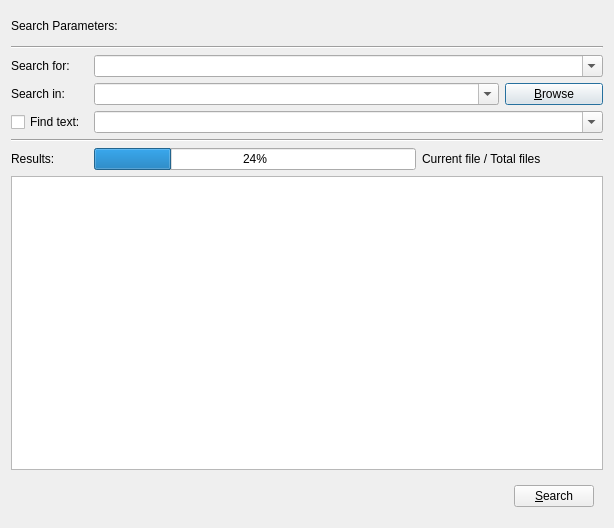
First picture: the form in findfilesdialog.ui, repository iliedanila/QtFileBrowser, before the edit.
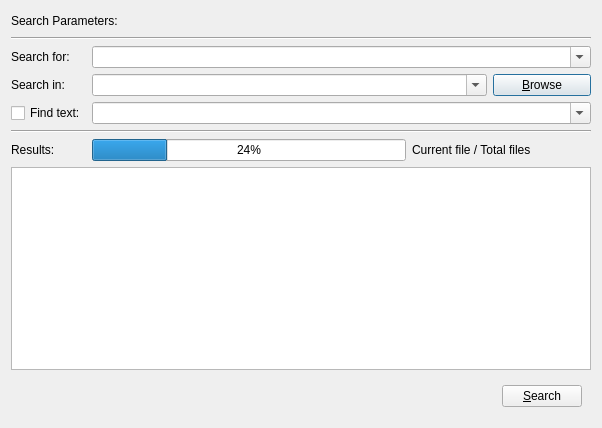
Second picture: the form after the edit.

What changed in the file:
```diff
--- a/findfilesdialog.ui
+++ b/findfilesdialog.ui
@@ -6,8 +6,8 @@
    <rect>
     <x>0</x>
     <y>0</y>
-    <width>614</width>
-    <height>528</height>
+    <width>602</width>
+    <height>428</height>
    </rect>
   </property>
   <property name="windowTitle">
```
